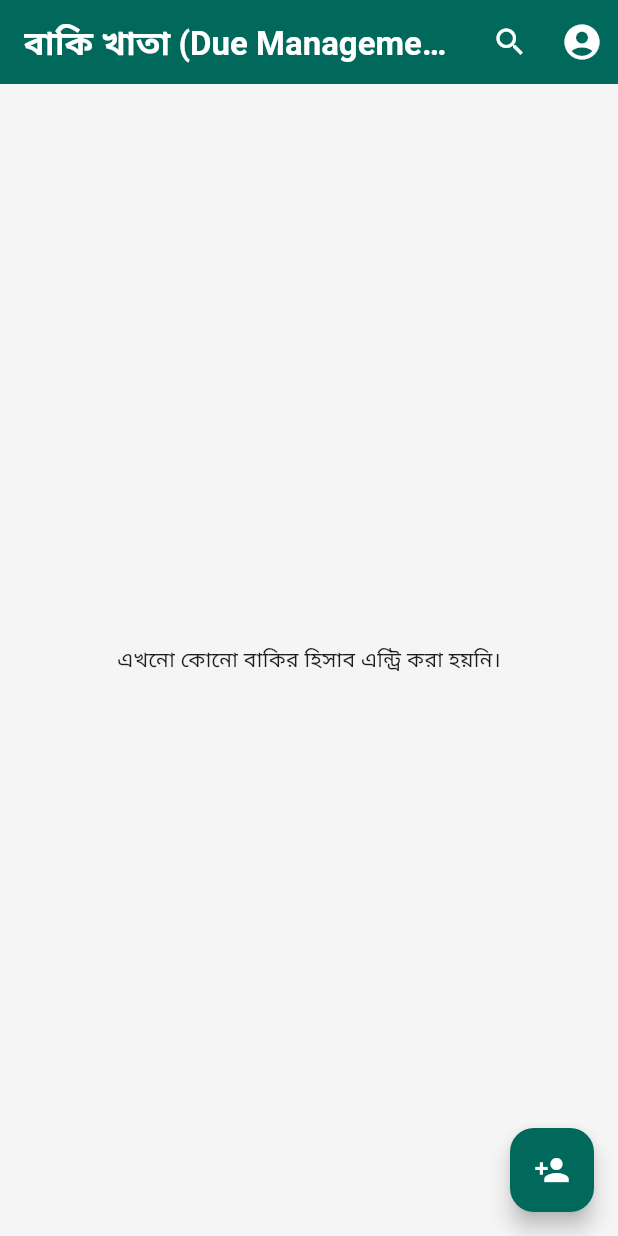
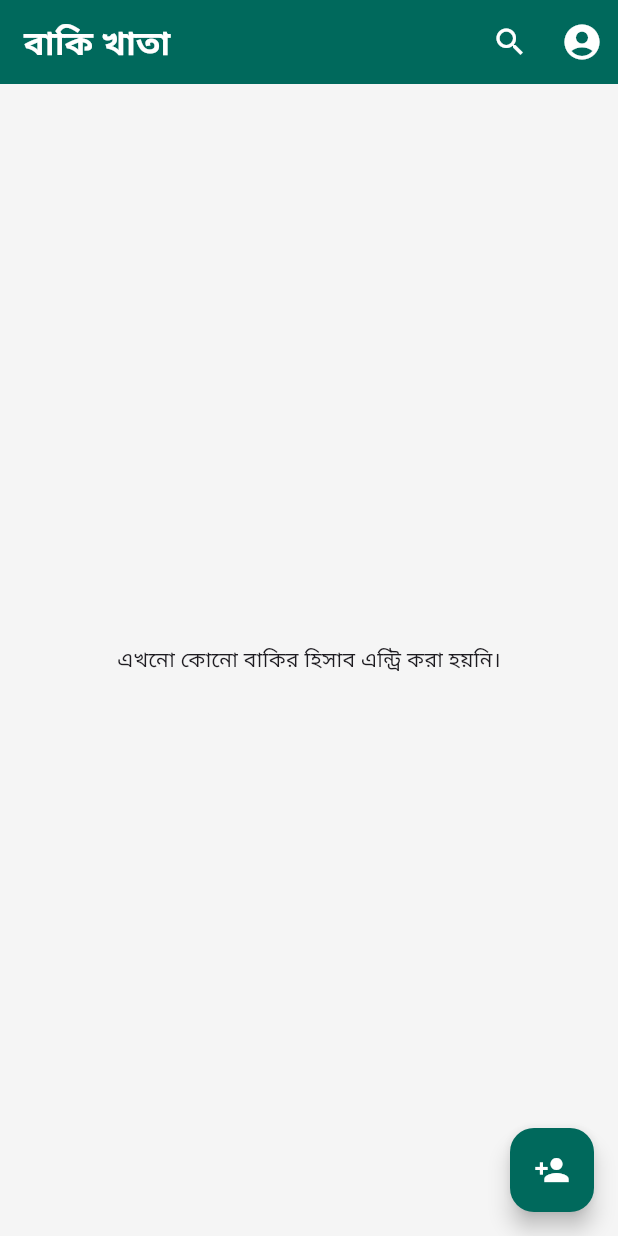
Before and after one commit to sreerupmojumder/Baki-Khata, a Flutter app: the DueManagementScreen screen opened directly, on a phone screen of 412 x 824 dp. Run offline on Flutter 3.47's test engine with Material 3 defaults, Android fonts, the light colour scheme and no system bars; our stand-ins replace cloud_firestore, firebase_auth, firebase_core; accounts and stored records are empty.

Commit message:
Update due management screen title for clarity

```diff
--- a/lib/views/due_management_screen.dart
+++ b/lib/views/due_management_screen.dart
@@ -437,7 +437,7 @@ Future<bool?> _showExitConfirmationDialog(BuildContext context) {
                   },
                 )
               : const Text(
-                  'বাকি খাতা (Due Management)',
+                  'বাকি খাতা',
                   style: TextStyle(
                     color: Colors.white,
                     fontWeight: FontWeight.bold,
```
